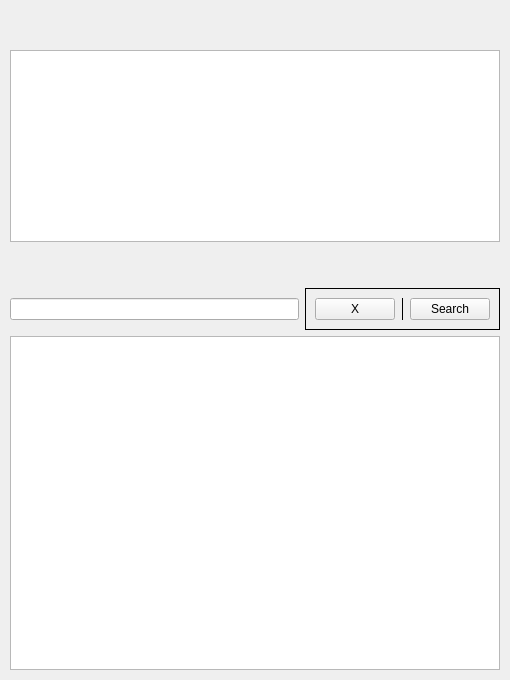
Qt form widgets/homewidget.ui (Rain92/UltimateMangaReader) before a commit.
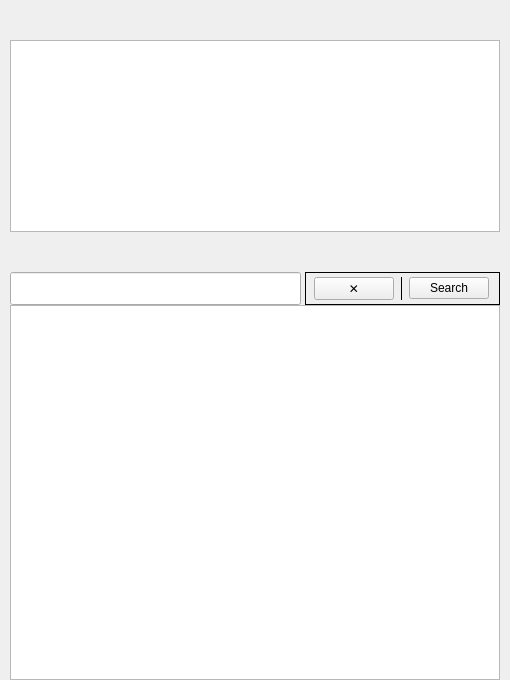
The same form after that commit. Custom widgets are drawn as their Qt base class.

Commit message: clean up home widget

```diff
--- a/widgets/homewidget.ui
+++ b/widgets/homewidget.ui
@@ -19,21 +19,24 @@
   <property name="windowTitle">
    <string>Form</string>
   </property>
+  <property name="styleSheet">
+   <string notr="true"/>
+  </property>
   <layout class="QVBoxLayout" name="verticalLayout_2">
    <property name="spacing">
-    <number>6</number>
+    <number>0</number>
    </property>
    <property name="leftMargin">
     <number>10</number>
    </property>
    <property name="topMargin">
-    <number>10</number>
+    <number>0</number>
    </property>
    <property name="rightMargin">
     <number>10</number>
    </property>
    <property name="bottomMargin">
-    <number>10</number>
+    <number>0</number>
    </property>
    <item>
     <spacer name="verticalSpacer">
@@ -50,6 +53,9 @@
    </item>
    <item>
     <layout class="QGridLayout" name="gridLayout_2">
+     <property name="spacing">
+      <number>0</number>
+     </property>
      <item row="0" column="0" rowspan="2">
       <widget class="QListView" name="listViewSources">
        <property name="sizePolicy">
@@ -63,6 +69,9 @@
          <family>Sans Serif</family>
         </font>
        </property>
+       <property name="lineWidth">
+        <number>0</number>
+       </property>
        <property name="verticalScrollBarPolicy">
         <enum>Qt::ScrollBarAlwaysOff</enum>
        </property>
@@ -109,8 +118,17 @@
    </item>
    <item>
     <layout class="QHBoxLayout" name="horizontalLayout_4">
+     <property name="spacing">
+      <number>4</number>
+     </property>
      <item>
       <widget class="CLineEdit" name="lineEditFilter">
+       <property name="sizePolicy">
+        <sizepolicy hsizetype="Expanding" vsizetype="Expanding">
+         <horstretch>0</horstretch>
+         <verstretch>0</verstretch>
+        </sizepolicy>
+       </property>
        <property name="focusPolicy">
         <enum>Qt::ClickFocus</enum>
        </property>
@@ -131,14 +149,20 @@
         <enum>QFrame::Plain</enum>
        </property>
        <layout class="QHBoxLayout" name="horizontalLayout">
+        <property name="spacing">
+         <number>-1</number>
+        </property>
         <property name="leftMargin">
-         <number>9</number>
+         <number>8</number>
         </property>
         <property name="topMargin">
-         <number>9</number>
+         <number>4</number>
+        </property>
+        <property name="rightMargin">
+         <number>10</number>
         </property>
         <property name="bottomMargin">
-         <number>9</number>
+         <number>4</number>
         </property>
         <item>
          <widget class="QPushButton" name="pushButtonFilterClear">
@@ -152,7 +176,7 @@
            <enum>Qt::ClickFocus</enum>
           </property>
           <property name="text">
-           <string> X </string>
+           <string> ✕ </string>
           </property>
          </widget>
         </item>
```
Left out of the diff: 8 changed lines with no effect on the pictures. The commit also changes 2 other files.
